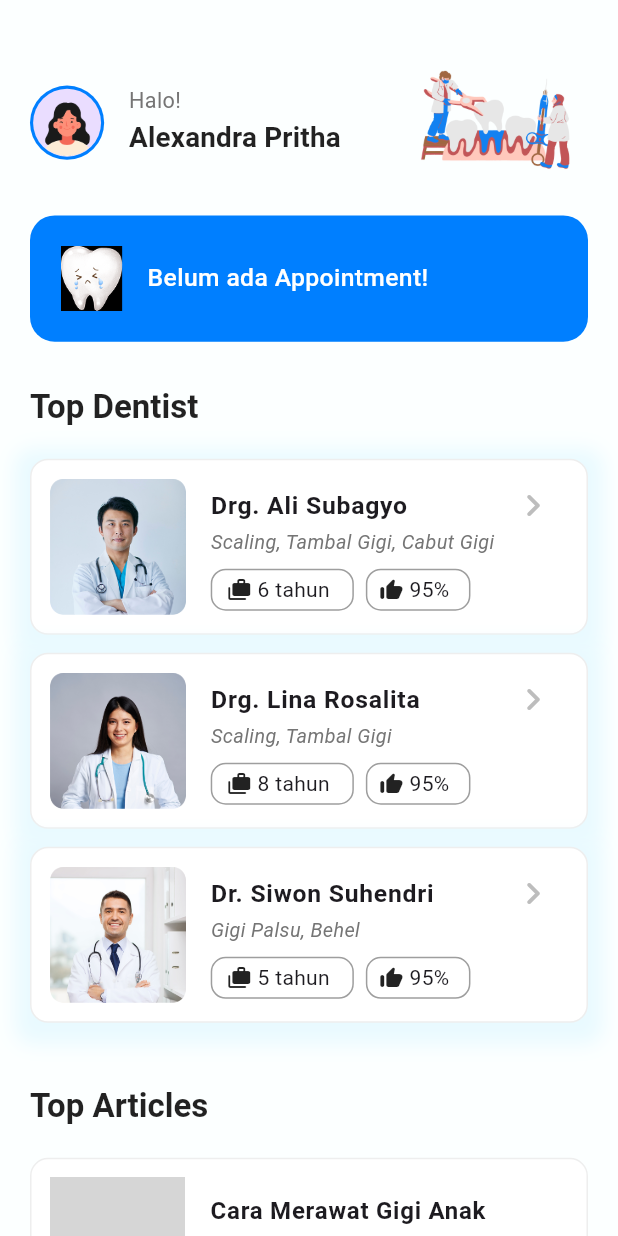
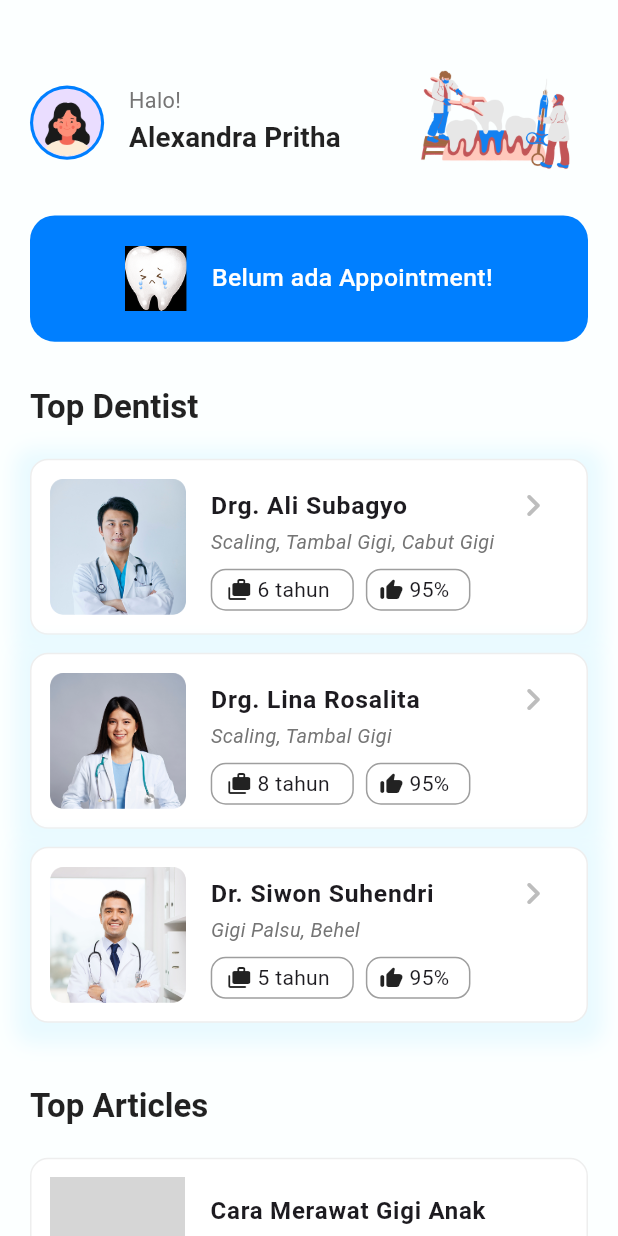
Before and after one commit to Vincent140206/Toothy, a Flutter app: the HomeScreen screen opened by its route, on a phone screen of 412 x 824 dp. Run offline on Flutter 3.47's test engine with Material 3 defaults, Android fonts, the light colour scheme and no system bars; our stand-ins replace flutter_svg; Roboto replaces fonts that are missing (Poppins); grey boxes are pictures that could not be loaded.

Commit message:
adding center layout

```diff
--- a/lib/views/home/view/widgets/appointment_banner.dart
+++ b/lib/views/home/view/widgets/appointment_banner.dart
@@ -5,14 +5,8 @@ class _AppointmentBanner extends StatelessWidget {
 
   @override
   Widget build(BuildContext context) {
-    final screenWidth = MediaQuery
-        .of(context)
-        .size
-        .width;
-    final screenHeight = MediaQuery
-        .of(context)
-        .size
-        .height;
+    final screenWidth = MediaQuery.of(context).size.width;
+    final screenHeight = MediaQuery.of(context).size.height;
     return Container(
       width: double.infinity,
       padding: EdgeInsets.symmetric(
@@ -23,16 +17,16 @@ class _AppointmentBanner extends StatelessWidget {
         color: const Color(0xFF007FFF),
         borderRadius: BorderRadius.circular(screenWidth * 0.04),
       ),
-      child: Center(
       child: Row(
+        mainAxisAlignment: MainAxisAlignment.center,
+        crossAxisAlignment: CrossAxisAlignment.center,
         children: [
           Image.asset(
             'assets/images/Icon_noAppointment.png',
             width: screenWidth * 0.1,
           ),
           SizedBox(width: screenWidth * 0.04),
-            Expanded(
-              child: Text(
+          Text(
             'Belum ada Appointment!',
             style: Theme
                 .of(context)
@@ -44,9 +38,7 @@ class _AppointmentBanner extends StatelessWidget {
               fontWeight: FontWeight.w500,
             ),
           ),
-            ),
         ],
-        ),
       ),
     );
   }
```
Lines whose indentation alone changed are shown as unchanged.
